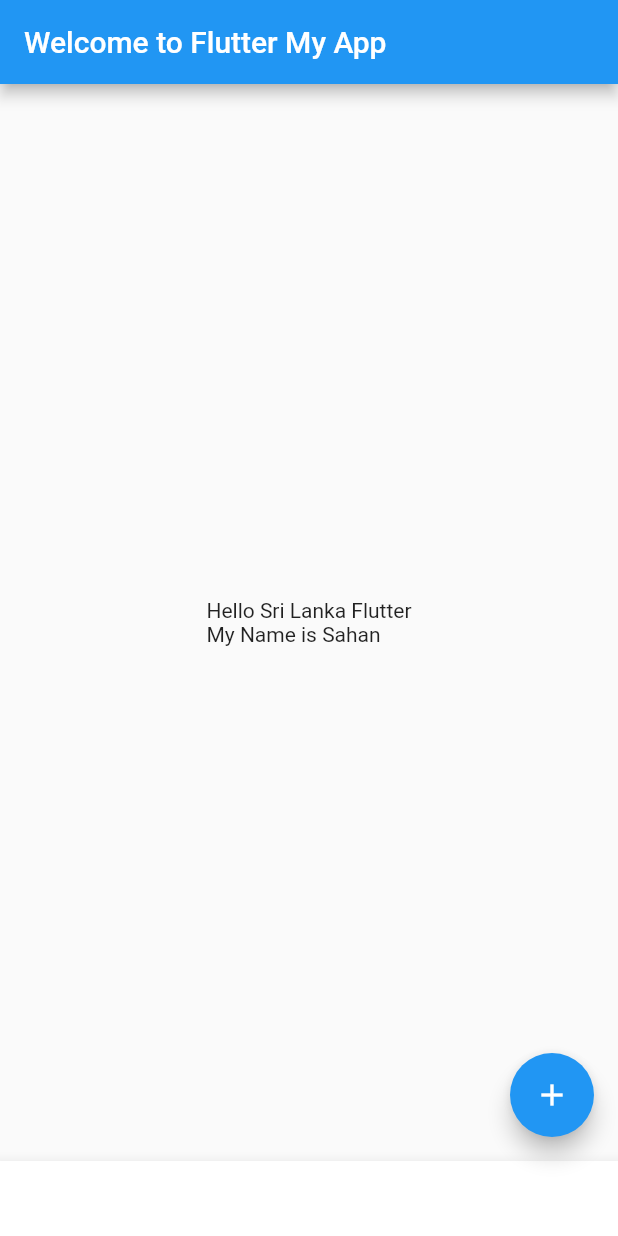
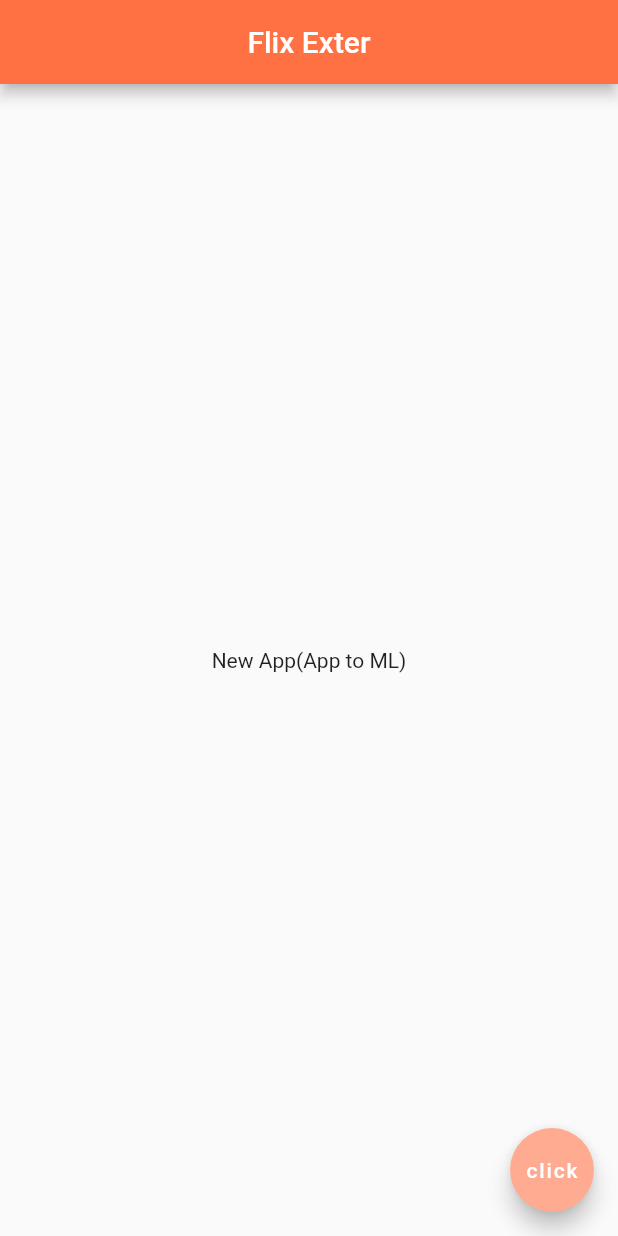
Before and after one commit to SahanDisa/ExterApp, a Flutter app: the screen it shows after launch, on a phone screen of 412 x 824 dp. Run offline on Flutter 3.47's test engine with Material 2 defaults, Android fonts, the phone set to English and light mode, and no system bars.

Commit message:
Update main.dart to theme

```diff
--- a/lib/main.dart
+++ b/lib/main.dart
@@ -1,34 +1,26 @@
-// Copyright 2018 The Flutter team. All rights reserved.
-// Use of this source code is governed by a BSD-style license that can be
-// found in the LICENSE file.
-
 import 'package:flutter/material.dart';
 
 void main() => runApp(MyApp());
+
 
 class MyApp extends StatelessWidget {
   @override
   Widget build(BuildContext context) {
     return MaterialApp(
       title: 'Welcome to Flutter',
+
       home: Scaffold(
         appBar: AppBar(
-          title: Text('Welcome to Flutter My App'),
+          title: Text('Flix Exter'),
+          centerTitle: true,
+          backgroundColor: Colors.deepOrange[400],
         ),
         body: Center(
-          child: Text('Hello Sri Lanka Flutter\nMy Name is Sahan'),
-
-        ),
-        bottomNavigationBar: BottomAppBar(
-          shape : const CircularNotchedRectangle(),
-          child: Container(
-            height: 50.0,
-          ),
+          child: Text('New App(App to ML)'),
         ),
         floatingActionButton: FloatingActionButton(
-
-          tooltip: 'Incremnt Counter',
-          child: Icon(Icons.add),
+          child: Text('click'),
+          backgroundColor: Colors.deepOrange[200],
         ),
       ),
     );
```
